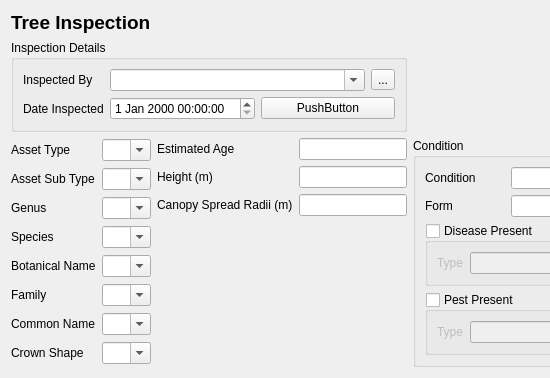
This is client-manager/entry_forms/formTreeSample/form.ui in NathanW2/qmap as Qt 5 draws it before an edit; both pictures show x 0 to 550 and y 0 to 378 of the 841 by 378 pixel window. The edited form follows.
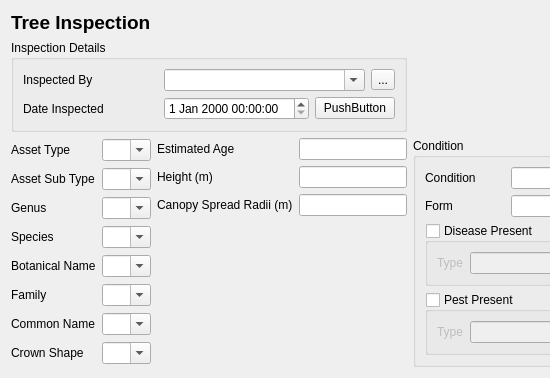
This is the edited form.

```diff
--- a/client-manager/entry_forms/formTreeSample/form.ui
+++ b/client-manager/entry_forms/formTreeSample/form.ui
@@ -39,7 +39,7 @@
      <property name="checkable">
       <bool>false</bool>
      </property>
-     <layout class="QFormLayout" name="formLayout_2">
+     <layout class="QGridLayout" name="gridLayout_3">
       <item row="0" column="0">
        <widget class="QLabel" name="Inspected_By_label">
         <property name="text">
@@ -54,6 +54,9 @@
           <property name="editable">
            <bool>true</bool>
           </property>
+          <property name="sizeAdjustPolicy">
+           <enum>QComboBox::AdjustToMinimumContentsLength</enum>
+          </property>
           <property name="mandatory" stdset="0">
            <bool>true</bool>
           </property>
```
